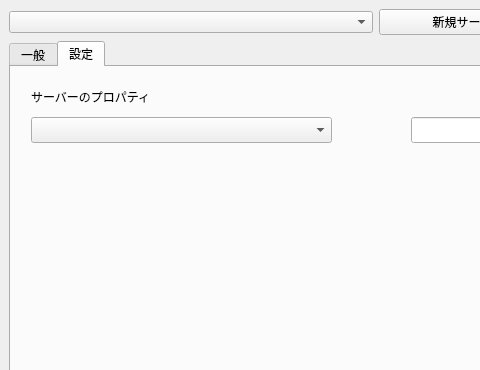
Above: mainwindow.ui from forestfamily4/mslauncher before the change; both pictures show x 0 to 480 and y 0 to 370 of the 937 by 692 pixel window. Below: the same form after it.
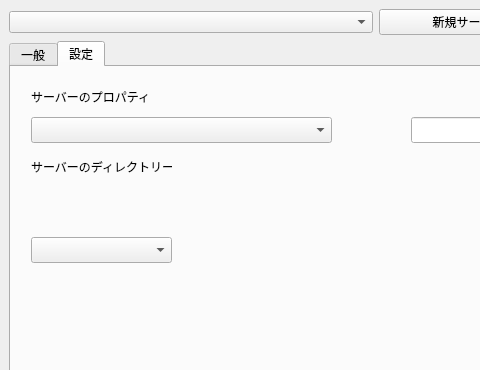
That is the form after the change. The open tabs and pages were chosen to show the change. Icons and pictures are not drawn.

The edit to the form file:
```diff
--- a/mainwindow.ui
+++ b/mainwindow.ui
@@ -289,6 +289,48 @@
          </rect>
         </property>
        </widget>
+       <widget class="QLabel" name="label">
+        <property name="geometry">
+         <rect>
+          <x>20</x>
+          <y>90</y>
+          <width>141</width>
+          <height>20</height>
+         </rect>
+        </property>
+        <property name="text">
+         <string>サーバーのディレクトリー</string>
+        </property>
+       </widget>
+       <widget class="QLabel" name="label_ServerDirectory">
+        <property name="geometry">
+         <rect>
+          <x>20</x>
+          <y>130</y>
+          <width>351</width>
+          <height>20</height>
+         </rect>
+        </property>
+        <property name="text">
+         <string/>
+        </property>
+       </widget>
+       <widget class="QComboBox" name="comboBox_ServerType">
+        <property name="geometry">
+         <rect>
+          <x>20</x>
+          <y>170</y>
+          <width>141</width>
+          <height>26</height>
+         </rect>
+        </property>
+        <property name="editable">
+         <bool>false</bool>
+        </property>
+        <property name="currentIndex">
+         <number>-1</number>
+        </property>
+       </widget>
       </widget>
      </widget>
     </item>
```
Left out of the diff: 44 changed lines with no effect on the pictures.
